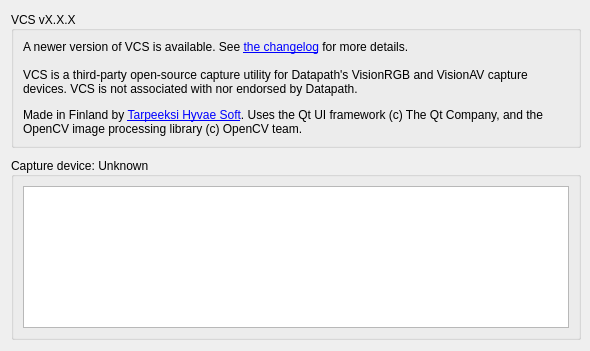
Qt form src/display/qt/dialogs/ui/about_dialog.ui (mrehkopf/vcs) before a commit.
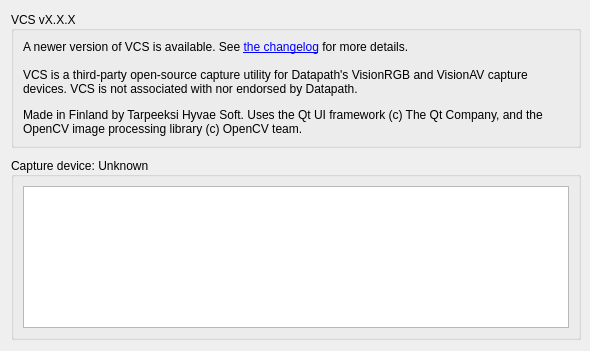
The same form after that commit. Custom widgets are drawn as their Qt base class.

Commit message:
Add initial implementation of Video4Linux capture API
This API allows capturing under Linux.

Note that this is preliminary, experimental code that lacks certain
features and is not guaranteed to work properly yet.

Some of the limitations of this capture API at the moment are:
- Only one input channel
- Can't change color depth
- Modifying signal params (phase etc.) doesn't work; driver limitation?

```diff
--- a/src/display/qt/dialogs/ui/about_dialog.ui
+++ b/src/display/qt/dialogs/ui/about_dialog.ui
@@ -92,7 +92,7 @@
           <item>
            <widget class="QLabel" name="label_17">
             <property name="text">
-             <string>&lt;html&gt;&lt;head/&gt;&lt;body&gt;&lt;p&gt;VCS is a third-party open-source capture utility for Datapath's VisionRGB and VisionAV capture devices. VCS is not associated with nor endorsed by Datapath.&lt;/p&gt;&lt;p&gt;Made in Finland by &lt;a href=&quot;https://www.tarpeeksihyvaesoft.com&quot;&gt;&lt;span style=&quot; text-decoration: underline; color:#0000ff;&quot;&gt;Tarpeeksi Hyvae Soft&lt;/span&gt;&lt;/a&gt;. Uses the Qt UI framework (c) The Qt Company, and the OpenCV image processing library (c) OpenCV team.&lt;/p&gt;&lt;/body&gt;&lt;/html&gt;</string>
+             <string>&lt;html&gt;&lt;head/&gt;&lt;body&gt;&lt;p&gt;VCS is a third-party open-source capture utility for Datapath's VisionRGB and VisionAV capture devices. VCS is not associated with nor endorsed by Datapath.&lt;/p&gt;&lt;p&gt;Made in Finland by Tarpeeksi Hyvae Soft. Uses the Qt UI framework (c) The Qt Company, and the OpenCV image processing library (c) OpenCV team.&lt;/p&gt;&lt;/body&gt;&lt;/html&gt;</string>
             </property>
             <property name="alignment">
              <set>Qt::AlignLeading|Qt::AlignLeft|Qt::AlignVCenter</set>
```
The commit also changes 16 other files.
